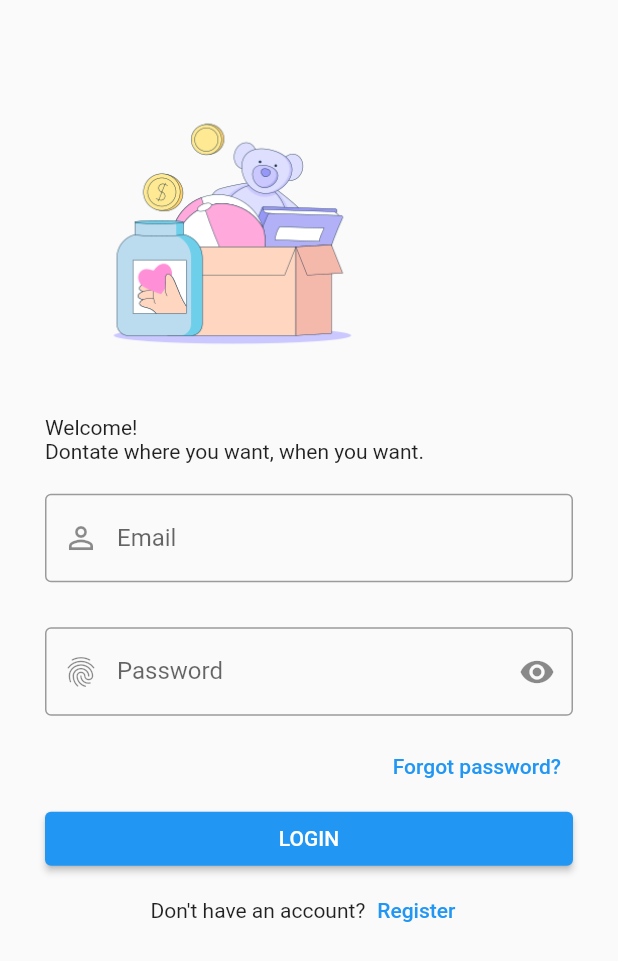
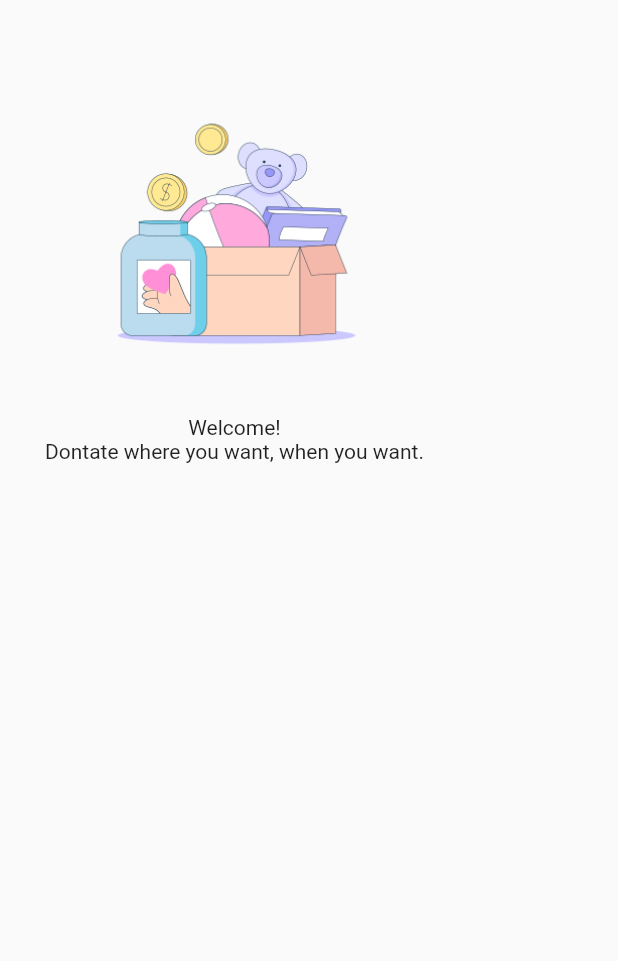
Before and after one commit to amaanaliakhtar/CharityAppFYP, a Flutter app: the screen it shows after launch, after a tap on "Register", on a phone screen of 412 x 824 dp. Shown: the top 961 px of the screen. Run offline on Flutter 3.47's test engine with Material 2 defaults, Android fonts, the phone set to English and light mode, and no system bars; our stand-ins replace firebase_auth, firebase_core; missing offline and left inert: firebase_ui_auth; accounts and stored records are empty.

Commit message:
Started signup screen

```diff
--- a/lib/authentication/login_screen.dart
+++ b/lib/authentication/login_screen.dart
@@ -1,3 +1,4 @@
+import 'package:charity_app/authentication/signup_screen.dart';
 import 'package:flutter/material.dart';
 
 class LoginScreen extends StatelessWidget {
@@ -5,7 +6,6 @@ class LoginScreen extends StatelessWidget {
 
   @override
   Widget build(BuildContext context) {
-    var size = MediaQuery.of(context).size;
     return SafeArea(
       child: Scaffold(
         body: SingleChildScrollView(
@@ -16,7 +16,7 @@ class LoginScreen extends StatelessWidget {
               children: [
                 Image(
                   image: AssetImage('assets/login-image.png'),
-                  height: size.height * 0.3,
+                  height: MediaQuery.of(context).size.height * 0.3,
                 ),
                 const Text("Welcome!"),
                 const Text("Dontate where you want, when you want."),
@@ -66,7 +66,15 @@ class LoginScreen extends StatelessWidget {
                           children: [
                             const Text("Don't have an account?"),
                             TextButton(
-                                onPressed: () {}, child: const Text("Register"))
+                              onPressed: () {
+                                Navigator.of(context).push(
+                                  MaterialPageRoute(
+                                    builder: (context) => const SignUpScreen(),
+                                  ),
+                                );
+                              },
+                              child: const Text("Register"),
+                            )
                           ],
                         )
                       ],
--- /dev/null
+++ b/lib/authentication/signup_screen.dart
@@ -0,0 +1,26 @@
+import 'package:flutter/material.dart';
+
+class SignUpScreen extends StatelessWidget {
+  const SignUpScreen({super.key});
+
+  @override
+  Widget build(BuildContext context) {
+    return SafeArea(
+      child: Scaffold(
+        body: SingleChildScrollView(
+          child: Container(
+            padding: EdgeInsets.all(30),
+            child: Column(children: [
+              Image(
+                image: AssetImage('assets/login-image.png'),
+                height: MediaQuery.of(context).size.height * 0.3,
+              ),
+              const Text("Welcome!"),
+              const Text("Dontate where you want, when you want."),
+            ]),
+          ),
+        ),
+      ),
+    );
+  }
+}
```
